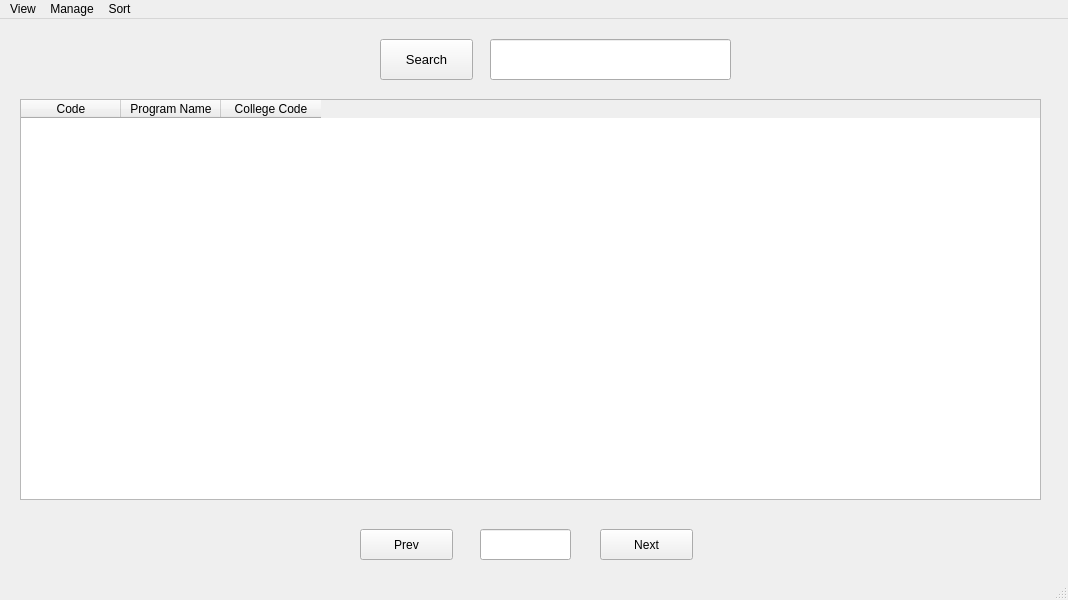
The window that programWindow.ui (WhaleRed/SSIS-MySQL) describes before a commit, drawn with Qt 5.
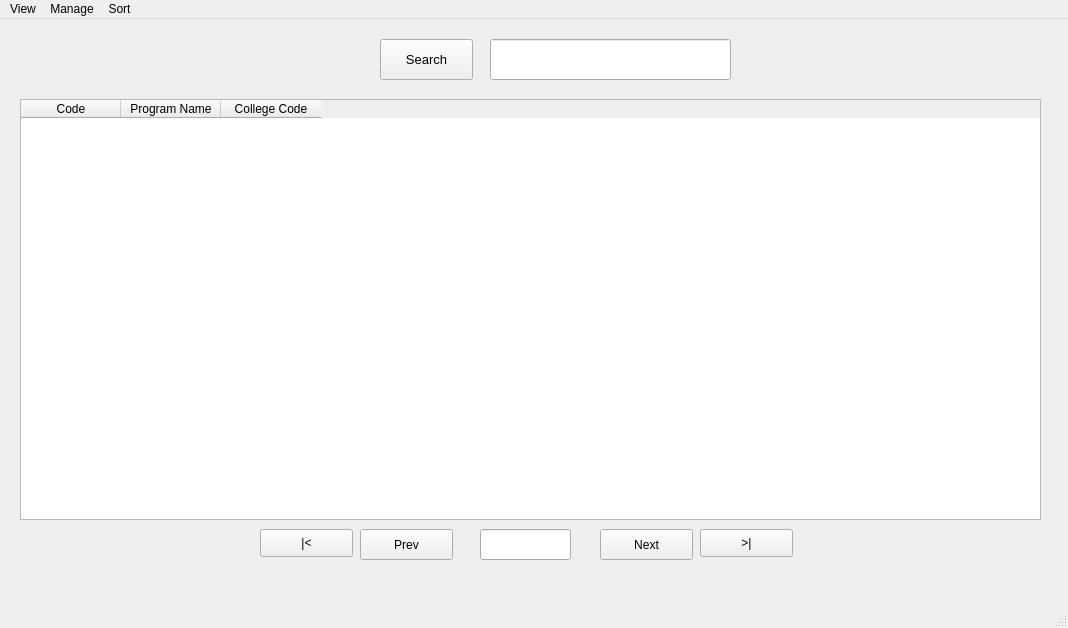
The same window after the commit.

What changed in the file:
```diff
--- a/programWindow.ui
+++ b/programWindow.ui
@@ -7,7 +7,7 @@
     <x>0</x>
     <y>0</y>
     <width>1068</width>
-    <height>600</height>
+    <height>628</height>
    </rect>
   </property>
   <property name="windowTitle">
@@ -20,9 +20,15 @@
       <x>20</x>
       <y>80</y>
       <width>1021</width>
-      <height>401</height>
+      <height>421</height>
      </rect>
     </property>
+    <attribute name="verticalHeaderVisible">
+     <bool>false</bool>
+    </attribute>
+    <attribute name="verticalHeaderHighlightSections">
+     <bool>false</bool>
+    </attribute>
     <column>
      <property name="text">
       <string>Code</string>
@@ -119,6 +125,32 @@
      <string>Search</string>
     </property>
    </widget>
+   <widget class="QPushButton" name="pushButton_3">
+    <property name="geometry">
+     <rect>
+      <x>260</x>
+      <y>510</y>
+      <width>93</width>
+      <height>28</height>
+     </rect>
+    </property>
+    <property name="text">
+     <string>|&lt;</string>
+    </property>
+   </widget>
+   <widget class="QPushButton" name="pushButton_4">
+    <property name="geometry">
+     <rect>
+      <x>700</x>
+      <y>510</y>
+      <width>93</width>
+      <height>28</height>
+     </rect>
+    </property>
+    <property name="text">
+     <string>&gt;|</string>
+    </property>
+   </widget>
   </widget>
   <widget class="QMenuBar" name="menubar">
    <property name="geometry">
```
